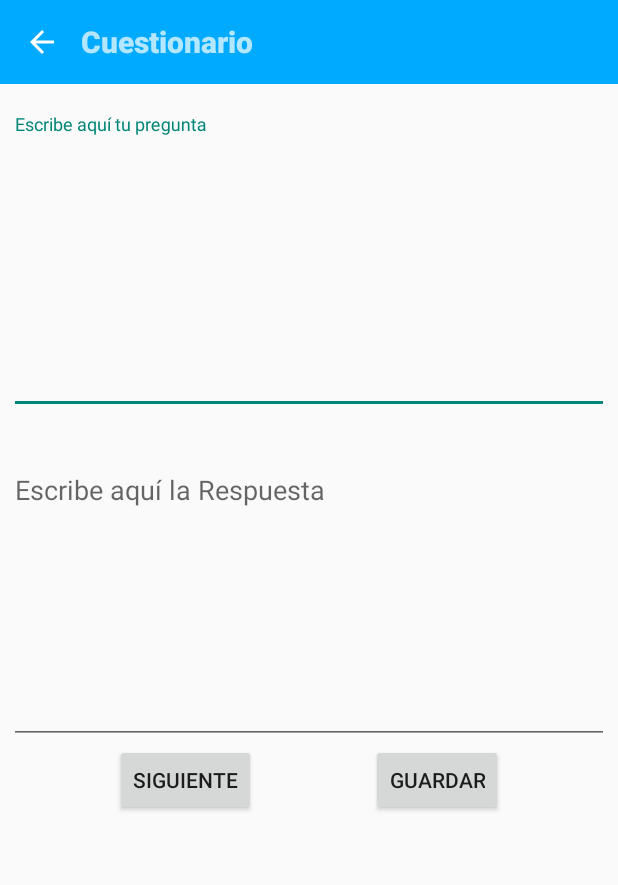
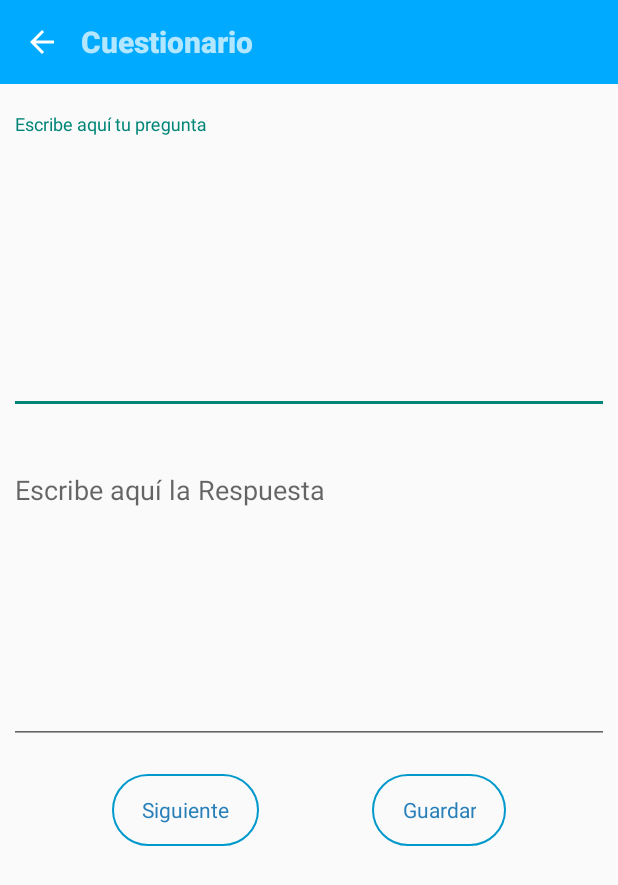
Before and after one commit to Jonathan1429/Review, an Android app: the Activity_Cuestionario screen opened directly, with no data from a screen before it, on a phone screen of 412 x 824 dp. Shown: the top 885 px of the screen. Run offline under Robolectric (Android 15) with nearby library versions, the phone set to English and light mode, and no system bars; our stand-ins replace AdMob; pictures from the network do not load; 3 statements that could not run were skipped.

Commit message:
Inserción de colores con ciertas palabras

```diff
--- a/app/build.gradle
+++ b/app/build.gradle
@@ -38,6 +38,9 @@ dependencies {
     implementation 'androidx.constraintlayout:constraintlayout:2.1.3'
     implementation 'androidx.legacy:legacy-support-v4:1.0.0'
 
+    // Libreria de colores
+    implementation 'com.github.yukuku:ambilwarna:2.0.1'
+
     // Pasar arreglos entre actividades.
     implementation 'org.parceler:parceler-api:1.1.12'
 
--- a/app/src/main/java/com/jonathanev/repasar/Activities/Activity_Cuestionario.java
+++ b/app/src/main/java/com/jonathanev/repasar/Activities/Activity_Cuestionario.java
@@ -7,7 +7,10 @@ import android.app.AlertDialog;
 import android.content.Context;
 import android.content.DialogInterface;
 import android.content.Intent;
+import android.graphics.Color;
 import android.os.Bundle;
+import android.text.SpannableStringBuilder;
+import android.text.style.ForegroundColorSpan;
 import android.util.Log;
 import android.util.Xml;
 import android.view.View;
@@ -46,7 +49,16 @@ public class Activity_Cuestionario extends AppCompatActivity {
         super.onCreate(savedInstanceState);
         binding = ActivityCuestionarioBinding.inflate(getLayoutInflater());
         setContentView(binding.getRoot());
+        final boolean[] isUpdating = {false};
+        final String[] colorLetra = {""};
+        final int[] color = {Color.RED};
 
+        // Crear un SpannableStringBuilder vacío y una referencia a un objeto ForegroundColorSpan
+        SpannableStringBuilder builder = new SpannableStringBuilder();
+        final ForegroundColorSpan[] lastColorSpan = {null};
+        // Definir la oración y los colores para cada carácter
+        String sentence = "Hola mundo feliz";
+        final int[][] colors = {new int[]{Color.RED, Color.BLUE, Color.GREEN, Color.YELLOW, Color.MAGENTA, Color.CYAN, Color.GRAY, Color.DKGRAY, Color.LTGRAY, Color.BLACK}};
 
         // Sección de anuncios
         MobileAds.initialize(this, new OnInitializationCompleteListener() {
--- /dev/null
+++ b/app/src/main/res/drawable/boton_personalizado.xml
@@ -0,0 +1,14 @@
+<?xml version="1.0" encoding="utf-8"?>
+<selector xmlns:android="http://schemas.android.com/apk/res/android">
+    <item>
+        <shape android:shape="rectangle">
+            <corners android:radius="50dp"/>
+            <stroke android:width="1dp" android:color="@android:color/holo_blue_dark"/>
+        </shape>
+    </item>
+    <!-- <gradient
+        android:startColor="#3F5185"
+        android:endColor="#673AB7"
+
+        android:angle="0"/> -->
+</selector>
--- /dev/null
+++ b/app/src/main/res/drawable/ic_filter_state.xml
@@ -0,0 +1,10 @@
+<?xml version="1.0" encoding="utf-8"?>
+<selector xmlns:android="http://schemas.android.com/apk/res/android">
+    <item
+        android:state_pressed="true"
+        android:state_enabled="true"
+        android:drawable="@drawable/state_pressed_ripple"/>
+    <item
+        android:state_enabled="true"
+        android:drawable="@drawable/boton_personalizado" />
+</selector>
--- /dev/null
+++ b/app/src/main/res/drawable/state_pressed_ripple.xml
@@ -0,0 +1,10 @@
+<?xml version="1.0" encoding="utf-8"?>
+<ripple xmlns:android="http://schemas.android.com/apk/res/android" android:color="@android:color/holo_blue_bright">
+    <item>
+        <shape android:shape="rectangle">
+            <corners android:radius="50dp"/>
+            <solid android:color="#1AFFFFFF"/>
+        </shape>
+        <color android:color="#FFF"/>
+    </item>
+</ripple>
--- a/app/src/main/res/layout/activity_cuestionario.xml
+++ b/app/src/main/res/layout/activity_cuestionario.xml
@@ -70,6 +70,8 @@
         android:layout_width="wrap_content"
         android:id="@+id/btnSiguientePregunta"
         android:text="@string/btnSiguiente"
+        android:background="@drawable/ic_filter_state"
+        style="@style/btnGeneral"
         app:layout_constraintTop_toBottomOf="@+id/tilContenidoRespuesta"
         app:layout_constraintStart_toStartOf="parent"
         app:layout_constraintEnd_toStartOf="@+id/btnGuardarGuia" />
@@ -81,6 +83,8 @@
         android:id="@+id/btnGuardarGuia"
         android:text="@string/btnGuardarGuia"
         android:visibility="invisible"
+        android:background="@drawable/ic_filter_state"
+        style="@style/btnGeneral"
         app:layout_constraintTop_toBottomOf="@+id/tilContenidoRespuesta"
         app:layout_constraintEnd_toEndOf="parent"
         app:layout_constraintStart_toEndOf="@+id/btnSiguientePregunta" />
@@ -91,6 +95,8 @@
         android:layout_height="wrap_content"
         android:id="@+id/btnGuardarGuiaInhabilitado"
         android:text="@string/btnGuardarGuia"
+        android:background="@drawable/ic_filter_state"
+        style="@style/btnGeneral"
         app:layout_constraintTop_toBottomOf="@+id/tilContenidoRespuesta"
         app:layout_constraintEnd_toEndOf="parent"
         app:layout_constraintStart_toEndOf="@+id/btnSiguientePregunta"
--- a/app/src/main/res/layout/activity_repasar_guia.xml
+++ b/app/src/main/res/layout/activity_repasar_guia.xml
@@ -72,6 +72,8 @@
         android:layout_width="wrap_content"
         android:layout_height="wrap_content"
         android:text="@string/btnAtras"
+        android:background="@drawable/ic_filter_state"
+        style="@style/btnGeneral"
         app:layout_constraintTop_toBottomOf="@+id/tilContenidoRespuesta"
         app:layout_constraintStart_toStartOf="parent"
         app:layout_constraintEnd_toStartOf="@+id/btnSiguientePregunta" />
@@ -82,6 +84,8 @@
         android:layout_height="wrap_content"
         android:layout_width="wrap_content"
         android:text="@string/btnSiguiente"
+        android:background="@drawable/ic_filter_state"
+        style="@style/btnGeneral"
         app:layout_constraintTop_toBottomOf="@+id/tilContenidoRespuesta"
         app:layout_constraintStart_toEndOf="@+id/btnAtrasPregunta"
         app:layout_constraintEnd_toEndOf="parent" />
@@ -93,6 +97,8 @@
         android:layout_height="wrap_content"
         android:layout_marginTop="15dp"
         android:text="@string/btnMostrarRespuesta"
+        android:background="@drawable/ic_filter_state"
+        style="@style/btnGeneral"
         app:layout_constraintTop_toBottomOf="@+id/btnSiguientePregunta"
         app:layout_constraintStart_toStartOf="parent"
         app:layout_constraintEnd_toEndOf="parent" />
--- a/app/src/main/res/layout/fragment__nuevo_archivo.xml
+++ b/app/src/main/res/layout/fragment__nuevo_archivo.xml
@@ -38,6 +38,8 @@
         android:id="@+id/btnGuardarGuiaEstudio"
         android:layout_width="200dp"
         android:text="@string/btnGuardarGuia"
+        android:background="@drawable/ic_filter_state"
+        style="@style/btnGeneral"
         app:layout_constraintTop_toBottomOf="@+id/tilNombreArchivo"
         app:layout_constraintStart_toStartOf="parent"
         app:layout_constraintEnd_toEndOf="parent"
--- a/app/src/main/res/values/themes.xml
+++ b/app/src/main/res/values/themes.xml
@@ -17,6 +17,14 @@
         <item name="android:forceDarkAllowed" tools:targetApi="q">false</item>
     </style>
 
+    <style name="btnGeneral" parent="Theme.AppCompat.Light.DarkActionBar">
+        <item name="android:layout_marginTop">20dp</item>
+        <item name="android:paddingStart">20dp</item>
+        <item name="android:paddingEnd">20dp</item>
+        <item name="android:textColor">@color/azul_solido</item>
+        <item name="android:textAllCaps">false</item>
+    </style>
+
     <!-- Botones normales Widget.MaterialComponents.Button.OutlinedButton-->
     <style name="btnGenerales" parent="Widget.MaterialComponents.Button.OutlinedButton">
         <item name="android:layout_width">wrap_content</item>
@@ -25,7 +33,6 @@
         <item name="android:text">@string/btnNuevaGuia</item>
         <item name="android:textColor">@color/azul_solido</item>
         <item name="android:textAllCaps">false</item>
-
         <item name="cornerRadius">@dimen/radioContorno</item>
         <item name="strokeWidth">@dimen/anchoContorno</item>
         <item name="strokeColor">@android:color/holo_blue_dark</item>
```
Also changed, not shown: app/src/main/java/com/jonathanev/repasar/Activities/Activity_RepasarGuia.java (+65 -1 lines), app/src/main/res/layout/activity_main.xml (+11 -9 lines), app/src/main/res/layout/activity_modificar.xml (+14 -4 lines).
